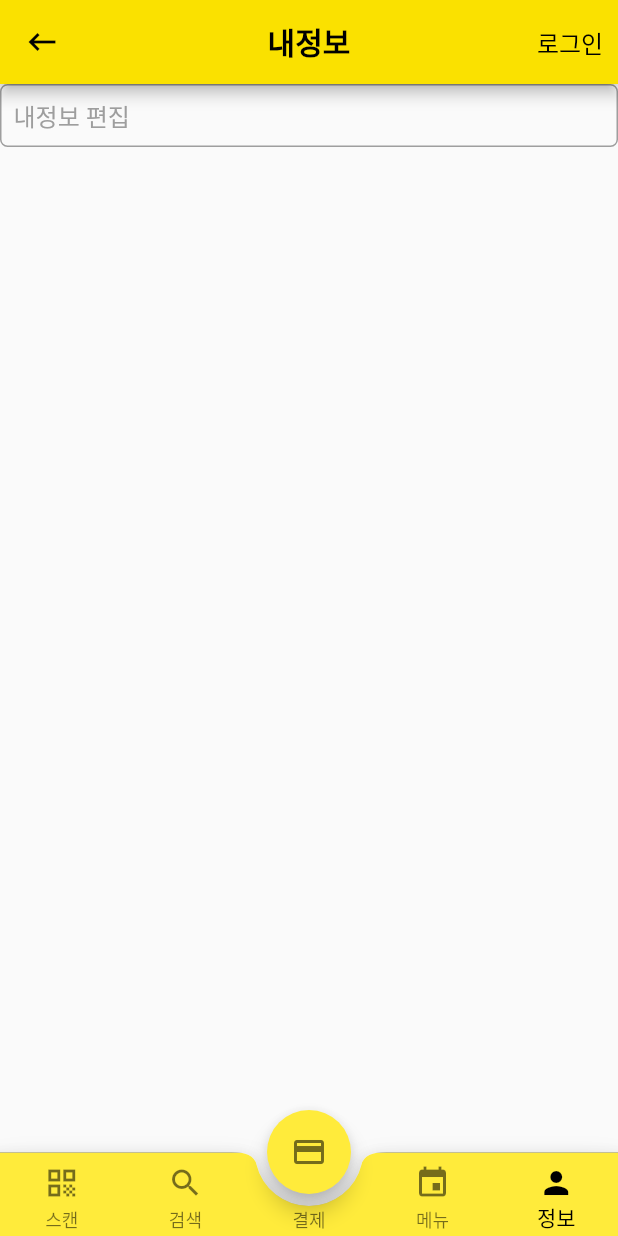
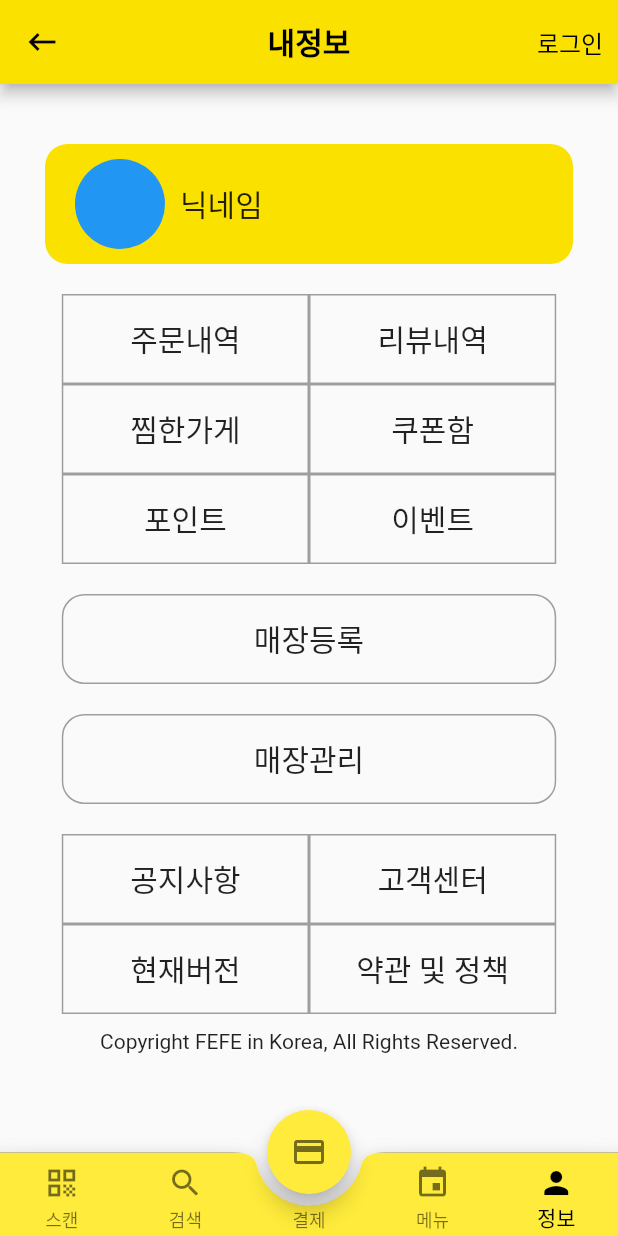
Before and after one commit to FEFastEasy/FEFE, a Flutter app: the Info screen opened directly, on a phone screen of 412 x 824 dp. Run offline on Flutter 3.47's test engine with Material 2 defaults, Android fonts, the phone set to English and light mode, and no system bars; our stand-ins replace image_picker; missing offline and left inert: qr_code_scanner.

Commit message:
230924_info detail add

```diff
--- a/lib/info/info.dart
+++ b/lib/info/info.dart
@@ -3,6 +3,18 @@ import '../login/login.dart';
 import '../info/infoedit.dart';
 import '../order/order.dart';
 import '../cart/cart.dart';
+import '../info/detail/orderlist.dart';
+import '../info/detail/reviewlist.dart';
+import '../info/detail/like.dart';
+import '../info/detail/coupon.dart';
+import '../info/detail/point.dart';
+import '../info/detail/event.dart';
+import '../info/detail/register.dart';
+import '../info/detail/manage.dart';
+import 'detail/announcement.dart';
+import '../info/detail/cs.dart';
+import '../info/detail/version.dart';
+import '../info/detail/termslist.dart';
 import '../main.dart';
 
 class Info extends StatefulWidget {
@@ -16,9 +28,6 @@ class _InfoState extends State<Info> {
   int _currentIndex = 4;
 
   void _navigateToPage(int index) {
-    final Map<String, dynamic> data = {
-    'menuName': '전달할 메뉴 이름',};
-    // 다른 필요한 데이터도 추가 가능
     if (index != _currentIndex) {
       setState(() {
         _currentIndex = index;
@@ -31,18 +40,26 @@ class _InfoState extends State<Info> {
           break;
         case 2:
           Navigator.pushReplacement(
-            context, MaterialPageRoute(builder: (context) => Cart(selectedMenus: []),
+            context,
+            MaterialPageRoute(
+              builder: (context) => Cart(selectedMenus: []),
             ),
           );
           break;
         case 3:
           Navigator.pushReplacement(
-              context, MaterialPageRoute(builder: (context) => Order(message: "message"))); // '메뉴'
+              context,
+              MaterialPageRoute(
+                  builder: (context) => Order(message: "message"))); // '메뉴'
           break;
         default:
           return;
       }
     }
+  }
+
+  void _navigateToReplacement(Widget page) {
+    Navigator.push(context, MaterialPageRoute(builder: (context) => page));
   }
 
   @override
@@ -60,7 +77,8 @@ class _InfoState extends State<Info> {
         actions: <Widget>[
           TextButton(
             onPressed: () {
-              Navigator.push(context, MaterialPageRoute(builder: (context) => Login()));
+              Navigator.push(
+                  context, MaterialPageRoute(builder: (context) => Login()));
             },
             child: Text(
               '로그인',
@@ -81,19 +99,67 @@ class _InfoState extends State<Info> {
         backgroundColor: Color(0xfffae100),
       ),
       body: SingleChildScrollView(
-        child: Column(
-          crossAxisAlignment: CrossAxisAlignment.stretch,
-          children: [
-            _buildInkWell("내정보 편집", () {
-              Navigator.pushReplacement(context, MaterialPageRoute(builder: (context) => Infoedit()));
-            }),
-          ],
+        child: Container(
+          padding: EdgeInsets.symmetric(horizontal: 30),
+          width: MediaQuery.of(context).size.width,
+          alignment: Alignment.topCenter,
+          child: Column(
+            crossAxisAlignment: CrossAxisAlignment.center,
+            children: [
+              SizedBox(height: 40),
+              _buildProfileButton(),
+              SizedBox(height: 20),
+              _buildButtonRow(
+                buttons: [
+                  _buildNavigationButton("주문내역", () => _navigateToReplacement(Orderlist())),
+                  _buildNavigationButton("리뷰내역", () => _navigateToReplacement(Reviewlist())),
+                ],
+              ),
+              _buildButtonRow(
+                buttons: [
+                  _buildNavigationButton("찜한가게", () => _navigateToReplacement(Like())),
+                  _buildNavigationButton("쿠폰함", () => _navigateToReplacement(Coupon())),
+                ],
+              ),
+              _buildButtonRow(
+                buttons: [
+                  _buildNavigationButton("포인트", () => _navigateToReplacement(Point())),
+                  _buildNavigationButton("이벤트", () => _navigateToReplacement(Event())),
+                ],
+              ),
+              SizedBox(height: 20),
+              _buildStoreButton("매장등록", () => _navigateToReplacement(Register())),
+              SizedBox(height: 20),
+              _buildStoreButton("매장관리", () => _navigateToReplacement(Manage())),
+              SizedBox(height: 20),
+              _buildButtonRow(
+                buttons: [
+                  _buildNavigationButton("공지사항", () => _navigateToReplacement(Announcement())),
+                  _buildNavigationButton("고객센터", () => _navigateToReplacement(Cs())),
+                ],
+              ),
+              _buildButtonRow(
+                buttons: [
+                  _buildNavigationButton("현재버전", () => _navigateToReplacement(Version())),
+                  _buildNavigationButton("약관 및 정책", () => _navigateToReplacement(Termslist())),
+                ],
+              ),
+              SizedBox(height: 10),
+              Center(
+                child: Text(
+                  'Copyright FEFE in Korea, All Rights Reserved.'
+                ),
+              )
+            ],
+          ),
         ),
       ),
       bottomNavigationBar: _buildBottomNavigationBar(),
-      floatingActionButtonLocation: FloatingActionButtonLocation.miniCenterDocked,
+      floatingActionButtonLocation:
+      FloatingActionButtonLocation.miniCenterDocked,
       floatingActionButton: FloatingActionButton(
-        backgroundColor: _currentIndex == 2 ? Colors.yellowAccent : Colors.yellow,
+        backgroundColor:
+        _currentIndex == 2 ? Colors.yellowAccent : Colors.yellow,
         child: Icon(Icons.credit_card, color: Color(0xff746c1b)),
         onPressed: () {
           _navigateToPage(2);
@@ -102,24 +168,75 @@ class _InfoState extends State<Info> {
     );
   }
 
-  Widget _buildInkWell(String text, Function() onTap) {
+  Widget _buildProfileButton() {
     return InkWell(
-      onTap: onTap,
+      onTap: () {
+        _navigateToReplacement(Infoedit());
+      },
       child: Container(
+        padding: EdgeInsets.only(left: 20),
+        height: 80,
         decoration: BoxDecoration(
-          border: Border.all(
-            color: Colors.grey,
-            width: 1.0,
-          ),
-          borderRadius: BorderRadius.circular(5.0),
+          color: Color(0xfffae100),
+          borderRadius: BorderRadius.circular(15),
         ),
-        padding: EdgeInsets.all(8.0),
-        child: Text(
-          text,
-          style: TextStyle(
-            color: Colors.grey,
-            fontSize: 16.0,
-          ),
+        child: Row(
+          mainAxisAlignment: MainAxisAlignment.center,
+          crossAxisAlignment: CrossAxisAlignment.center,
+          children: [
+            Container(
+              width: 60,
+              height: 60,
+              decoration: BoxDecoration(
+                color: Colors.blue,
+                shape: BoxShape.circle,
+              ),
+            ),
+            SizedBox(width: 10,),
+            Expanded(
+              child: Text('닉네임', style: TextStyle(fontSize: 20)),
+            ),
+          ],
+        ),
+      ),
+    );
+  }
+
+  Widget _buildButtonRow({required List<Widget> buttons}) {
+    return Container(
+      child: Row(
+        mainAxisAlignment: MainAxisAlignment.center,
+        children: buttons,
+      ),
+    );
+  }
+
+  Widget _buildNavigationButton(String label, VoidCallback onPressed) {
+    return InkWell(
+      onTap: onPressed,
+      child: Container(
+        height: 60,
+        width: MediaQuery.of(context).size.width * 4 / 10,
+        decoration: BoxDecoration(
+            border: Border.all(width: 1, color: Colors.grey)),
+        child: Center(
+          child: Text(label, style: TextStyle(fontSize: 20)),
+        ),
+      ),
+    );
+  }
+
+  Widget _buildStoreButton(String label, VoidCallback onPressed) {
+    return InkWell(
+      onTap: onPressed,
+      child: Container(
+        height: 60,
+        width: MediaQuery.of(context).size.width * 8 / 10,
+        decoration: BoxDecoration(
+            border: Border.all(width: 1, color: Colors.grey),
+        borderRadius: BorderRadius.circular(15)),
+        child: Center(
+          child: Text(label, style: TextStyle(fontSize: 20)),
         ),
       ),
     );
@@ -159,7 +276,8 @@ class _InfoState extends State<Info> {
     );
   }
 
-  BottomNavigationBarItem _buildBottomNavigationBarItem(IconData icon, String label) {
+  BottomNavigationBarItem _buildBottomNavigationBarItem(
+      IconData icon, String label) {
     return BottomNavigationBarItem(
       icon: Container(
         margin: EdgeInsets.symmetric(vertical: 1.0),
```
